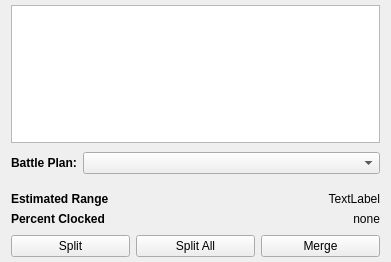
The window that QtClient/fleet_composition_widget.ui (vkholodkov/freestars) describes before a commit, drawn with Qt 5.
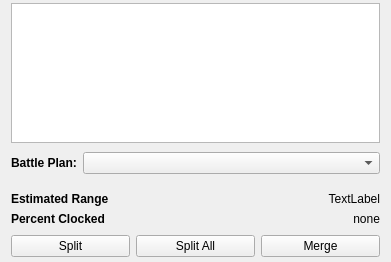
The same window after the commit.

Commit message: Reduce top margin

The edit to the form file:
```diff
--- a/QtClient/fleet_composition_widget.ui
+++ b/QtClient/fleet_composition_widget.ui
@@ -18,7 +18,7 @@
     <number>0</number>
    </property>
    <property name="topMargin">
-    <number>5</number>
+    <number>3</number>
    </property>
    <property name="bottomMargin">
     <number>5</number>
```
